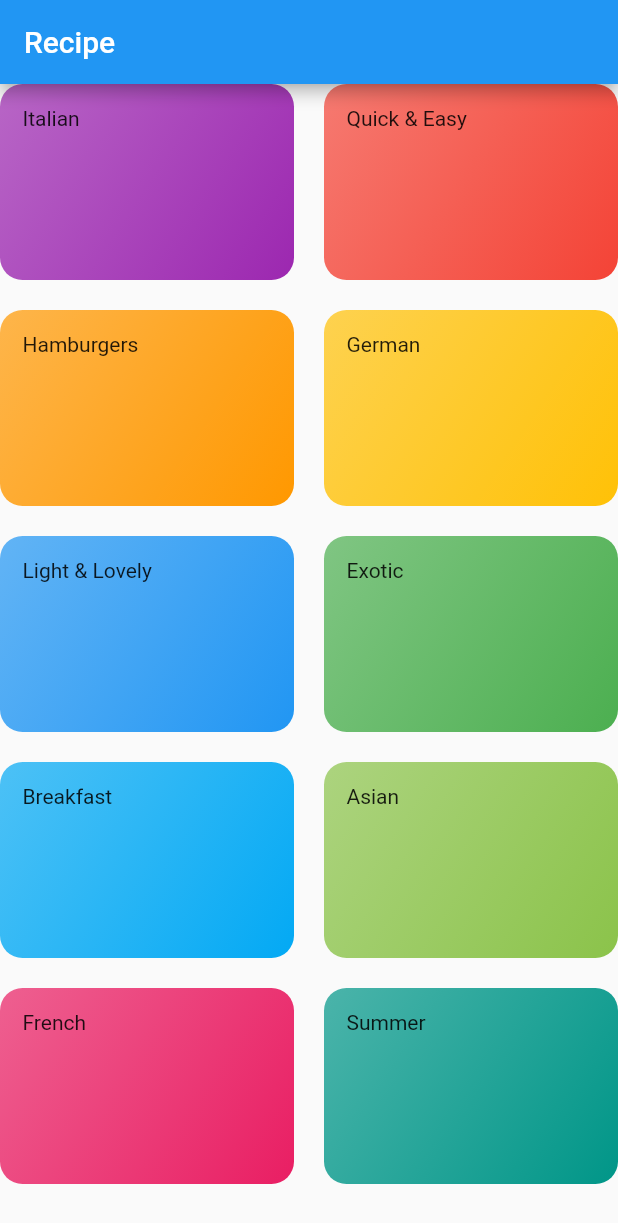
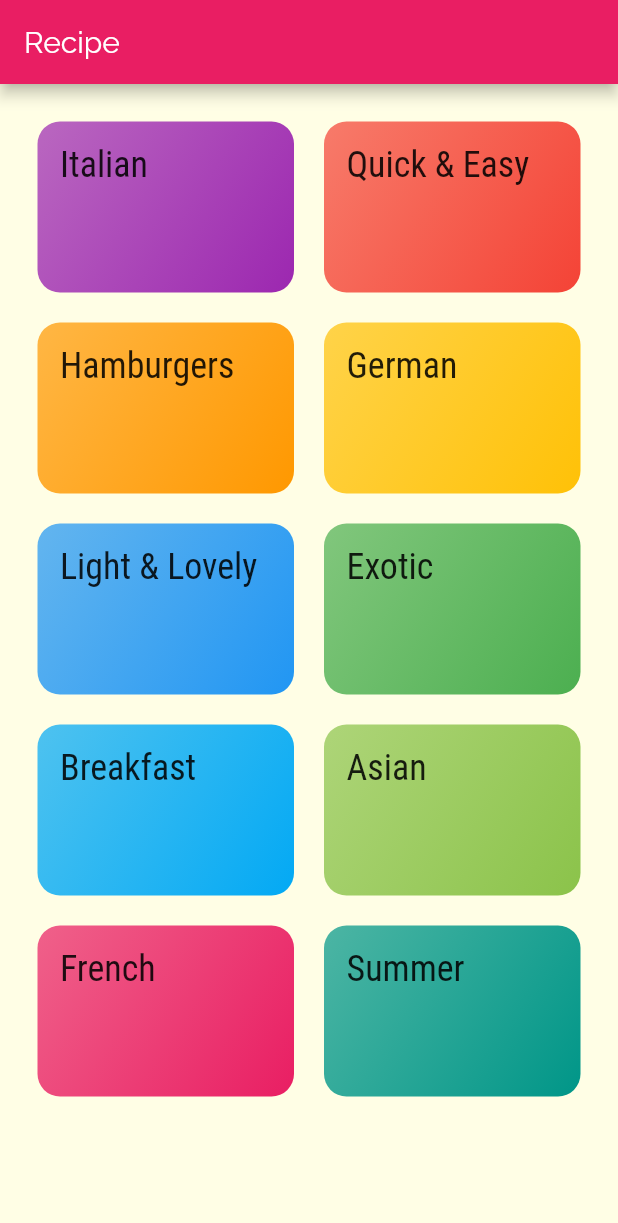
Before and after one commit to parikshitg/flutter_recipe_app, a Flutter app: the screen it shows after launch, on a phone screen of 412 x 824 dp. Shown: the top 1223 px of the screen. Run offline on Flutter 3.47's test engine with Material 2 defaults, Android fonts, the phone set to English and light mode, and no system bars.

Commit message:
font and themeing

```diff
--- a/lib/categories_screen.dart
+++ b/lib/categories_screen.dart
@@ -11,6 +11,7 @@ class CategoriesScreen extends StatelessWidget {
         title: const Text('Recipe'),
       ),
       body: GridView(
+        padding: const EdgeInsets.all(25.0),
         children: DUMMY_CATEGORIES
             .map(
               (catData) => CategoryItem(
--- a/lib/category_item.dart
+++ b/lib/category_item.dart
@@ -10,7 +10,7 @@ class CategoryItem extends StatelessWidget {
   Widget build(BuildContext context) {
     return Container(
       padding: const EdgeInsets.all(15),
-      child: Text(title),
+      child: Text(title, style: Theme.of(context).textTheme.title,),
       decoration: BoxDecoration(
         gradient: LinearGradient(
           colors: [
--- a/lib/main.dart
+++ b/lib/main.dart
@@ -10,7 +10,15 @@ class MyApp extends StatelessWidget {
     return MaterialApp(
       title: 'Recipe App',
       theme: ThemeData(
-        primarySwatch: Colors.blue,
+        primarySwatch: Colors.pink,
+        accentColor: Colors.amber,
+        canvasColor: Color.fromRGBO(255, 254, 229, 1),
+        fontFamily: 'Raleway',
+        textTheme: ThemeData.light().textTheme.copyWith(
+          body1: TextStyle(color:Color.fromRGBO(20, 51, 51, 1),),
+          body2: TextStyle(color:Color.fromRGBO(20, 51, 51, 1),),
+          title: TextStyle(fontSize: 24.0, fontFamily: 'RobotoCondensed'),
+        ),
       ),
       home: CategoriesScreen(),
     );
```
Also changed, not shown: pubspec.yaml (+17 -6 lines), assets/fonts/Raleway-Black.ttf (added), assets/fonts/Raleway-Bold.ttf (added), assets/fonts/Raleway-Regular.ttf (added), assets/fonts/RobotoCondensed-Bold.ttf (added), assets/fonts/RobotoCondensed-Italic.ttf (added), assets/fonts/RobotoCondensed-Light.ttf (added), assets/fonts/RobotoCondensed-Regular.ttf (added).
